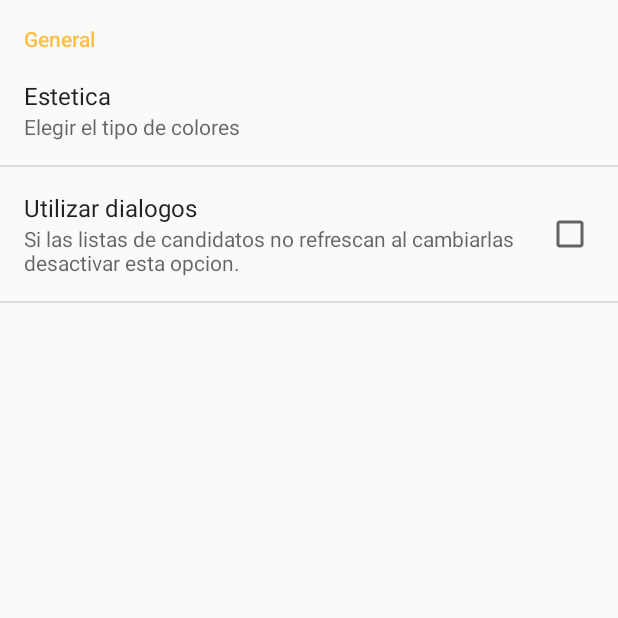
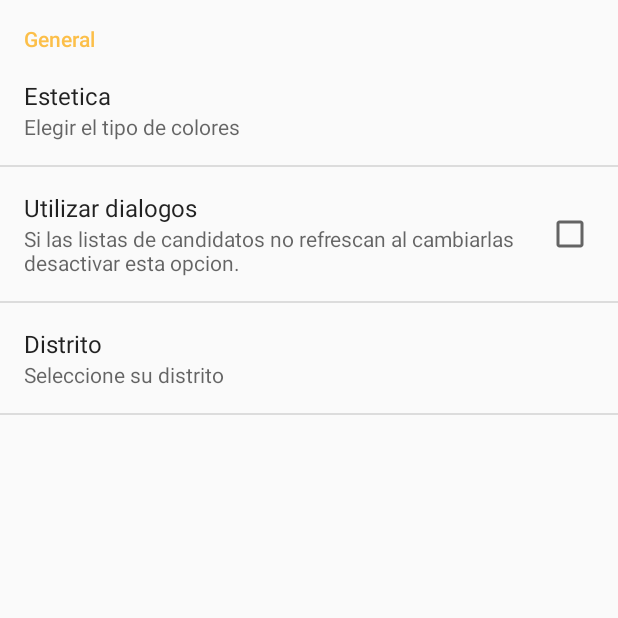
Before and after one commit to envido32/AppSaenzPena, an Android app: the fragment ConfigurationFragment shown on its own in the app's theme, on a phone screen of 412 x 824 dp, the top half of it. Run offline under Robolectric (Android 15) with nearby library versions, the phone set to English and light mode, and no system bars.

```diff
--- a/app/src/main/res/values/arrays.xml
+++ b/app/src/main/res/values/arrays.xml
@@ -14,11 +14,66 @@
         <item>Fiscal</item>
         <item>Admin</item>
     </string-array>
-
     <integer-array name="list_values_usrType">
         <item>3</item>
         <item>2</item>
         <item>1</item>
     </integer-array>
 
+    <string-array name="list_titles_distritos">
+        <item>Capital Federal</item>
+        <item>Buenos Aires</item>
+        <item>Catamarca</item>
+        <item>Córdoba</item>
+        <item>Corrientes</item>
+        <item>Chaco</item>
+        <item>Chubut</item>
+        <item>Entre Ríos</item>
+        <item>Formosa</item>
+        <item>Jujuy</item>
+        <item>La Pampa</item>
+        <item>La Rioja</item>
+        <item>Mendoza</item>
+        <item>Misiones</item>
+        <item>Neuquén</item>
+        <item>Río Negro</item>
+        <item>Salta</item>
+        <item>San Juan</item>
+        <item>San Luis</item>
+        <item>Santa Cruz</item>
+        <item>Santa Fe</item>
+        <item>Santiago del Estero</item>
+        <item>Tucumán</item>
+        <item>Tierra del Fuego</item>
+        <item>Extranjeros - Buenos Aires</item>
+        <item>Argentinos en el exterior</item>
+    </string-array>
+    <integer-array name="list_values_distritos">
+        <item>1</item>
+        <item>2</item>
+        <item>3</item>
+        <item>4</item>
+        <item>5</item>
+        <item>6</item>
+        <item>7</item>
+        <item>8</item>
+        <item>9</item>
+        <item>10</item>
+        <item>11</item>
+        <item>12</item>
+        <item>13</item>
+        <item>14</item>
+        <item>15</item>
+        <item>16</item>
+        <item>17</item>
+        <item>18</item>
+        <item>19</item>
+        <item>20</item>
+        <item>21</item>
+        <item>22</item>
+        <item>23</item>
+        <item>24</item>
+        <item>29</item>
+        <item>30</item>
+    </integer-array>
 </resources>
--- a/app/src/main/res/xml/settings.xml
+++ b/app/src/main/res/xml/settings.xml
@@ -15,5 +15,12 @@
                 android:title="Utilizar dialogos"
                 android:summary="Si las listas de candidatos no refrescan al cambiarlas desactivar esta opcion." />
 
+            <ListPreference
+                android:key="opcDistrito"
+                android:title="Distrito"
+                android:summary="Seleccione su distrito"
+                android:dialogTitle="Seleccione su distrito"
+                android:entries="@array/list_titles_distritos"
+                android:entryValues="@array/list_values_distritos" />
         </PreferenceCategory>
 </PreferenceScreen>
```
Also changed, not shown: app/build.gradle (+8 -0 lines), app/src/main/java/com/electiva/envido32/appsaenzpena/PadronActivity.java (+78 -2 lines).
